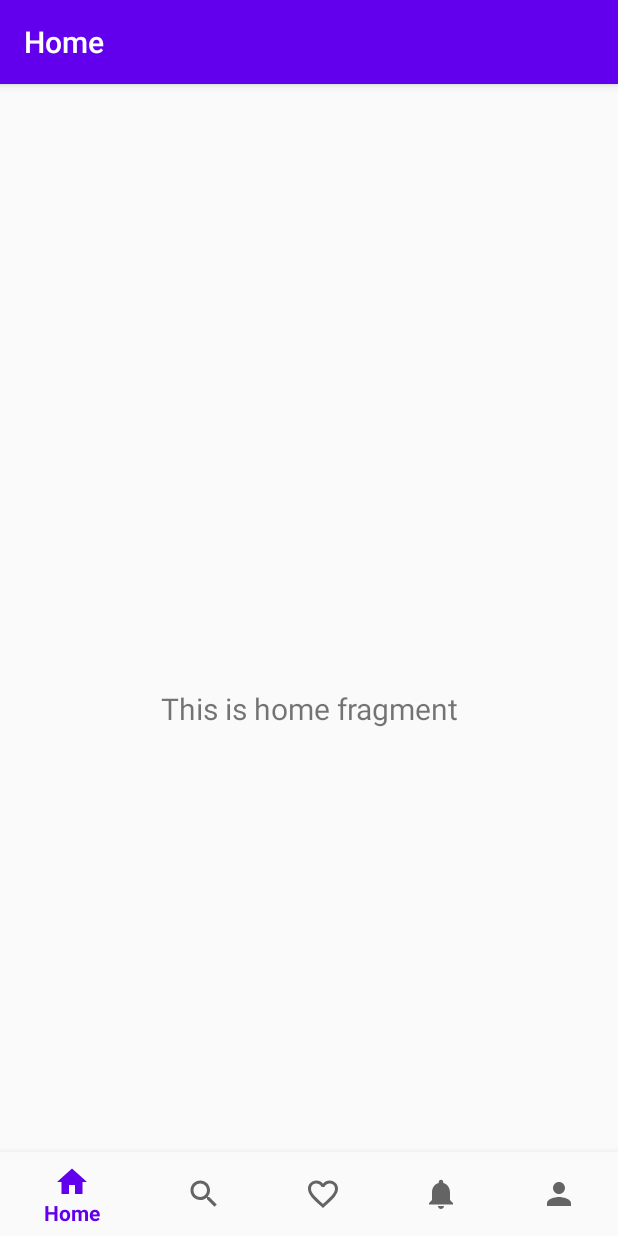
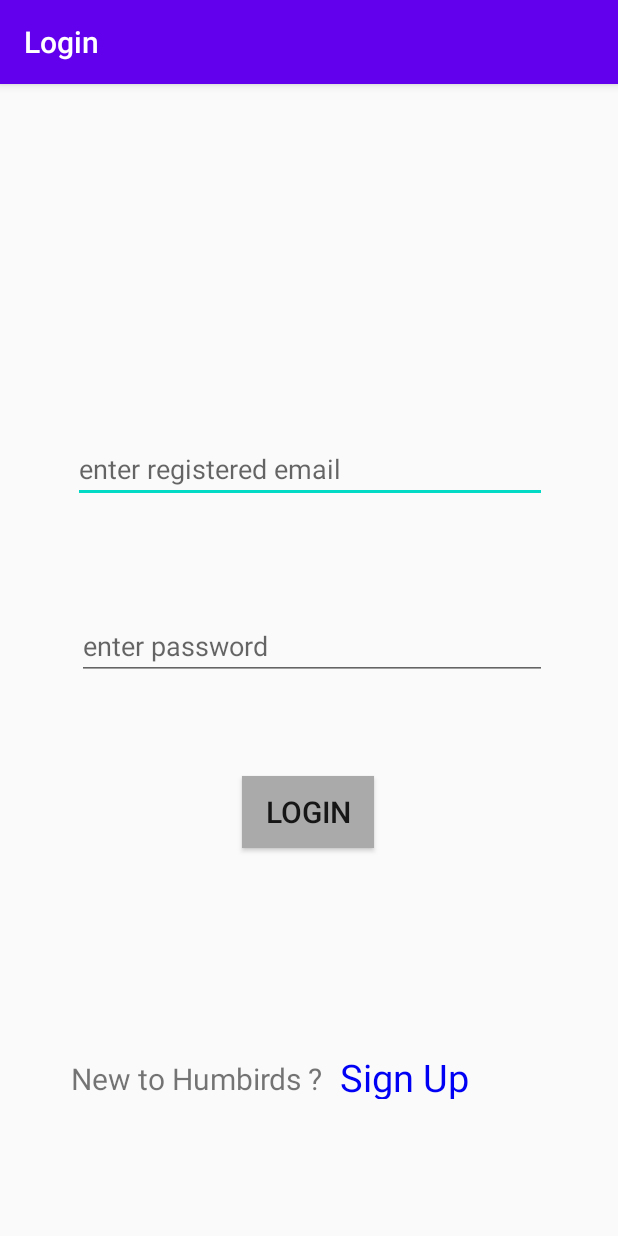
Before and after one commit to soumitri2001/HumBirds, an Android app: the screen it shows after launch (MainActivity before the commit, LoginActivity after it), on a phone screen of 412 x 824 dp. Run offline under Robolectric (Android 15) with nearby library versions, the phone set to English and light mode, and no system bars; our stand-ins replace Firebase (no records; nobody signed in at launch, a user with empty details on screens opened directly).

Commit message:
Added Firebase connection, Login and Signup Pages

```diff
--- a/app/src/main/java/com/appdev_soumitri/humbirds/LauncherActivity.java
+++ b/app/src/main/java/com/appdev_soumitri/humbirds/LauncherActivity.java
@@ -7,9 +7,22 @@ import android.content.Intent;
 import android.os.Bundle;
 import android.os.Handler;
 
+import com.google.firebase.auth.FirebaseAuth;
+import com.google.firebase.auth.FirebaseUser;
+
 public class LauncherActivity extends AppCompatActivity {
 
     private static int SPLASH_SCREEN_TIME_OUT = 2000;
+
+    private FirebaseUser user;
+    private FirebaseAuth auth;
+
+    @Override
+    protected void onStart() {
+        super.onStart();
+        FirebaseUser currentUser=auth.getCurrentUser();
+
+    }
 
     @Override
     protected void onCreate(Bundle savedInstanceState) {
@@ -20,10 +33,15 @@ public class LauncherActivity extends AppCompatActivity {
         assert actionBar!=null;
         actionBar.hide();
 
+        // check if current user is logged in , if yes then take him to Homepage, else take him to LoginPage
+        auth = FirebaseAuth.getInstance();
+
+
+
         new Handler().postDelayed(new Runnable() {
             @Override
             public void run() {
-                startActivity(new Intent(LauncherActivity.this,MainActivity.class));
+                startActivity(new Intent(LauncherActivity.this,LoginActivity.class));
                 finish();
             }
         },SPLASH_SCREEN_TIME_OUT);
--- /dev/null
+++ b/app/src/main/java/com/appdev_soumitri/humbirds/LoginActivity.java
@@ -0,0 +1,91 @@
+package com.appdev_soumitri.humbirds;
+
+import androidx.appcompat.app.ActionBar;
+import androidx.appcompat.app.AppCompatActivity;
+
+import android.content.Intent;
+import android.os.Bundle;
+import android.util.Log;
+import android.util.Patterns;
+import android.view.View;
+import android.widget.Button;
+import android.widget.EditText;
+import android.widget.TextView;
+import android.widget.Toast;
+
+import java.util.regex.Pattern;
+
+public class LoginActivity extends AppCompatActivity {
+
+    private TextView signupText;
+    private EditText etEmail, etPass;
+    private Button btnLogin;
+
+    @Override
+    protected void onCreate(Bundle savedInstanceState) {
+        super.onCreate(savedInstanceState);
+        setContentView(R.layout.activity_login);
+
+        ActionBar actionBar=getSupportActionBar();
+        assert actionBar!=null;
+        actionBar.setTitle("Login");
+
+        signupText=findViewById(R.id.signupText);
+        etEmail=findViewById(R.id.etEmailLogin);
+        etPass=findViewById(R.id.etPassLogin);
+
+        signupText.setOnClickListener(new View.OnClickListener() {
+            @Override
+            public void onClick(View v) {
+                Log.d("Action: ","User chooses to Sign Up");
+                startActivity(new Intent(LoginActivity.this,SignUpNewUser.class));
+                finish();
+            }
+        });
+
+        btnLogin=findViewById(R.id.btnLogin);
+
+        btnLogin.setOnClickListener(new View.OnClickListener() {
+            @Override
+            public void onClick(View v) {
+
+                String email=etEmail.getText().toString().trim();
+                String pass=etPass.getText().toString().trim();
+
+                boolean tmp=true;
+                if(email.length()==0 || !Patterns.EMAIL_ADDRESS.matcher(email).matches()) {
+                    etEmail.setError("Invalid email");
+                    etEmail.requestFocus();
+                    tmp=false;
+                }
+                if(pass.length()==0) {
+                    etPass.setError("password is required");
+                    etPass.requestFocus();
+                    tmp=false;
+                }
+
+                if(tmp) {
+                    boolean flag = authenticateLogin(email,pass);
+                    if(flag) {
+                        Log.d("Auth Stat: ","Login successful");
+                        startActivity(new Intent(LoginActivity.this, MainActivity.class));
+                        finish();
+                    } else {
+                        Toast.makeText(LoginActivity.this, "Authentication failed! Please enter valid credentials ", Toast.LENGTH_LONG).show();
+                        etPass.setText("");
+                        etEmail.setText("");
+                    }
+                }
+            }
+        });
+    }
+
+    // function to authenticate and login the user
+    private boolean authenticateLogin(String email, String pass) {
+        boolean flag=false;
+
+
+
+        return flag;
+    }
+}
--- /dev/null
+++ b/app/src/main/res/layout/activity_login.xml
@@ -0,0 +1,108 @@
+<?xml version="1.0" encoding="utf-8"?>
+<androidx.constraintlayout.widget.ConstraintLayout xmlns:android="http://schemas.android.com/apk/res/android"
+    xmlns:app="http://schemas.android.com/apk/res-auto"
+    xmlns:tools="http://schemas.android.com/tools"
+    android:layout_width="match_parent"
+    android:layout_height="match_parent"
+    tools:context=".LoginActivity">
+
+    <EditText
+        android:id="@+id/etEmailLogin"
+        android:layout_width="316dp"
+        android:layout_height="44dp"
+        android:layout_marginTop="204dp"
+        android:ems="10"
+        android:hint="enter registered email"
+        android:inputType="textEmailAddress"
+        app:layout_constraintBottom_toBottomOf="parent"
+        app:layout_constraintEnd_toEndOf="parent"
+        app:layout_constraintHorizontal_bias="0.505"
+        app:layout_constraintStart_toStartOf="parent"
+        app:layout_constraintTop_toTopOf="parent"
+        app:layout_constraintVertical_bias="0.06" />
+
+    <EditText
+        android:id="@+id/etPassLogin"
+        android:layout_width="313dp"
+        android:layout_height="42dp"
+        android:ems="10"
+        android:hint="enter password"
+        android:inputType="textPassword"
+        app:layout_constraintBottom_toBottomOf="parent"
+        app:layout_constraintEnd_toEndOf="parent"
+        app:layout_constraintHorizontal_bias="0.52"
+        app:layout_constraintStart_toStartOf="parent"
+        app:layout_constraintTop_toBottomOf="@+id/etEmailLogin"
+        app:layout_constraintVertical_bias="0.17" />
+
+    <TextView
+        android:id="@+id/tv1"
+        android:layout_width="wrap_content"
+        android:layout_height="wrap_content"
+        android:text="New to Humbirds ? "
+        android:textSize="20sp"
+        app:layout_constraintBottom_toBottomOf="parent"
+        app:layout_constraintEnd_toEndOf="parent"
+        app:layout_constraintHorizontal_bias="0.199"
+        app:layout_constraintStart_toStartOf="parent"
+        app:layout_constraintTop_toTopOf="parent"
+        app:layout_constraintVertical_bias="0.877" />
+
+    <!-- <com.google.android.gms.common.SignInButton
+        android:id="@+id/googleSignIn"
+        android:layout_width="171dp"
+        android:layout_height="48dp"
+        app:layout_constraintBottom_toBottomOf="parent"
+        app:layout_constraintEnd_toEndOf="@+id/btnLogin"
+        app:layout_constraintHorizontal_bias="0.493"
+        app:layout_constraintStart_toStartOf="@+id/btnLogin"
+        app:layout_constraintTop_toBottomOf="@+id/btnLogin"
+        app:layout_constraintVertical_bias="0.364" />-->
+
+    <Button
+        android:id="@+id/btnLogin"
+        android:layout_width="wrap_content"
+        android:layout_height="wrap_content"
+        android:background="#aaaaaa"
+        android:padding="10sp"
+        android:text="Login"
+        android:textSize="20sp"
+        app:layout_constraintBottom_toBottomOf="parent"
+        app:layout_constraintEnd_toEndOf="parent"
+        app:layout_constraintHorizontal_bias="0.498"
+        app:layout_constraintStart_toStartOf="parent"
+        app:layout_constraintTop_toTopOf="parent"
+        app:layout_constraintVertical_bias="0.641" />
+
+    <TextView
+        android:id="@+id/signupText"
+        android:layout_width="113dp"
+        android:layout_height="32dp"
+        android:clickable="true"
+        android:focusable="true"
+        android:text="Sign Up"
+        android:textColor="#0000f4"
+        android:textSize="25sp"
+        app:layout_constraintBottom_toBottomOf="parent"
+        app:layout_constraintEnd_toEndOf="parent"
+        app:layout_constraintHorizontal_bias="0.087"
+        app:layout_constraintStart_toEndOf="@+id/tv1"
+        app:layout_constraintTop_toTopOf="parent"
+        app:layout_constraintVertical_bias="0.876" />
+
+    <!--<TextView
+        android:id="@+id/tv4"
+        android:layout_width="wrap_content"
+        android:layout_height="wrap_content"
+        android:text="OR"
+        android:textColor="#0f0f0f"
+        android:textColorHighlight="@android:color/background_light"
+        android:textSize="25sp"
+        android:textStyle="bold"
+        app:layout_constraintBottom_toTopOf="@+id/googleSignIn"
+        app:layout_constraintEnd_toEndOf="parent"
+        app:layout_constraintHorizontal_bias="0.501"
+        app:layout_constraintStart_toStartOf="parent"
+        app:layout_constraintTop_toBottomOf="@+id/btnLogin"
+        app:layout_constraintVertical_bias="0.816" />-->
+</androidx.constraintlayout.widget.ConstraintLayout>
--- a/app/src/main/res/mipmap-anydpi-v26/ic_launcher.xml
+++ b/app/src/main/res/mipmap-anydpi-v26/ic_launcher.xml
@@ -1,5 +1,5 @@
 <?xml version="1.0" encoding="utf-8"?>
 <adaptive-icon xmlns:android="http://schemas.android.com/apk/res/android">
-    <background android:drawable="@android:color/transparent" />
-    <foreground android:drawable="@drawable/icon_logo" />
+    <background android:drawable="@drawable/ic_launcher_background" />
+    <foreground android:drawable="@drawable/ic_launcher_foreground" />
 </adaptive-icon>
--- a/app/src/main/res/mipmap-anydpi-v26/ic_launcher_round.xml
+++ b/app/src/main/res/mipmap-anydpi-v26/ic_launcher_round.xml
@@ -1,5 +1,5 @@
 <?xml version="1.0" encoding="utf-8"?>
 <adaptive-icon xmlns:android="http://schemas.android.com/apk/res/android">
-    <background android:drawable="@android:color/transparent" />
-    <foreground android:drawable="@drawable/icon_logo" />
+    <background android:drawable="@drawable/ic_launcher_background" />
+    <foreground android:drawable="@drawable/ic_launcher_foreground" />
 </adaptive-icon>
--- a/build.gradle
+++ b/build.gradle
@@ -9,6 +9,7 @@ buildscript {
         classpath "com.android.tools.build:gradle:4.0.0"
 
         classpath "org.jetbrains.kotlin:kotlin-gradle-plugin:$kotlin_version"
+        classpath 'com.google.gms:google-services:4.3.3'
         // NOTE: Do not place your application dependencies here; they belong
         // in the individual module build.gradle files
     }
```
Also changed, not shown: app/build.gradle (+7 -0 lines), app/src/main/AndroidManifest.xml (+5 -2 lines), app/src/main/java/com/appdev_soumitri/humbirds/EmailVerification.java (added, +14 -0 lines), app/src/main/java/com/appdev_soumitri/humbirds/SignUpNewUser.java (added, +58 -0 lines), app/src/main/java/com/appdev_soumitri/humbirds/UserAPI.java (added, +50 -0 lines), app/src/main/res/layout/activity_email_verification.xml (added, +9 -0 lines), app/src/main/res/layout/activity_sign_up_new_user.xml (added, +159 -0 lines), 1 other file.
